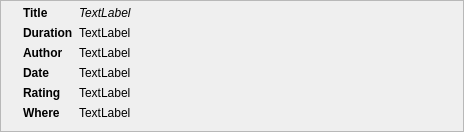
Qt form weboob/applications/qcineoob/ui/minimovie.ui (laurentb/weboob) before a commit.
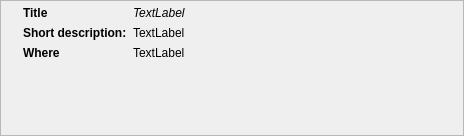
The same form after that commit.

Diff of the .ui file:
```diff
--- a/weboob/applications/qcineoob/ui/minimovie.ui
+++ b/weboob/applications/qcineoob/ui/minimovie.ui
@@ -7,7 +7,7 @@
     <x>0</x>
     <y>0</y>
     <width>464</width>
-    <height>132</height>
+    <height>136</height>
    </rect>
   </property>
   <property name="windowTitle">
@@ -89,7 +89,7 @@
         </font>
        </property>
        <property name="text">
-        <string>Duration</string>
+        <string>Short description:</string>
        </property>
       </widget>
      </item>
@@ -101,66 +101,6 @@
       </widget>
      </item>
      <item row="2" column="0">
-      <widget class="QLabel" name="label_4">
-       <property name="font">
-        <font>
-         <weight>75</weight>
-         <bold>true</bold>
-        </font>
-       </property>
-       <property name="text">
-        <string>Author</string>
-       </property>
-      </widget>
-     </item>
-     <item row="2" column="1">
-      <widget class="QLabel" name="authorLabel">
-       <property name="text">
-        <string>TextLabel</string>
-       </property>
-      </widget>
-     </item>
-     <item row="3" column="0">
-      <widget class="QLabel" name="label_2">
-       <property name="font">
-        <font>
-         <weight>75</weight>
-         <bold>true</bold>
-        </font>
-       </property>
-       <property name="text">
-        <string>Date</string>
-       </property>
-      </widget>
-     </item>
-     <item row="3" column="1">
-      <widget class="QLabel" name="dateLabel">
-       <property name="text">
-        <string>TextLabel</string>
-       </property>
-      </widget>
-     </item>
-     <item row="4" column="0">
-      <widget class="QLabel" name="label_3">
-       <property name="font">
-        <font>
-         <weight>75</weight>
-         <bold>true</bold>
-        </font>
-       </property>
-       <property name="text">
-        <string>Rating</string>
-       </property>
-      </widget>
-     </item>
-     <item row="4" column="1">
-      <widget class="QLabel" name="ratingLabel">
-       <property name="text">
-        <string>TextLabel</string>
-       </property>
-      </widget>
-     </item>
-     <item row="5" column="0">
       <widget class="QLabel" name="label">
        <property name="font">
         <font>
@@ -173,7 +113,7 @@
        </property>
       </widget>
      </item>
-     <item row="5" column="1">
+     <item row="2" column="1">
       <widget class="QLabel" name="backendLabel">
        <property name="text">
         <string>TextLabel</string>
```
Left out of the diff: 2 changed lines with no effect on the pictures.
